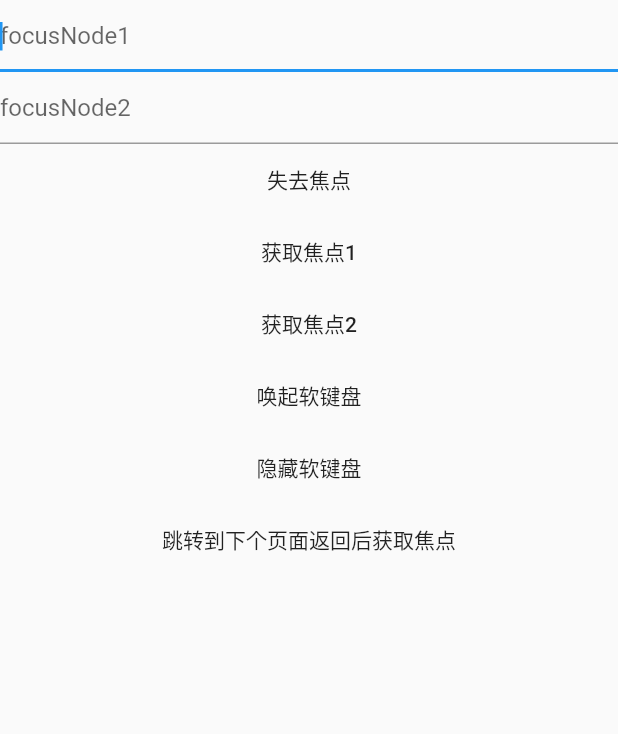
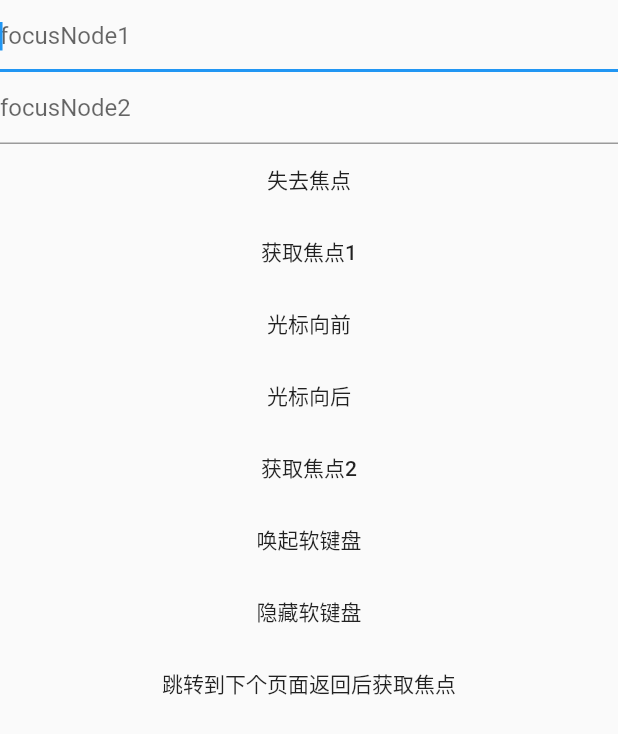
Before and after one commit to lifelikejuly/Flutter_Demo, a Flutter app: the TextFieldFocusDemo widget shown alone on an empty page, opened directly, on a phone screen of 412 x 824 dp. Shown: the top 734 px of the screen. Run offline on Flutter 3.47's test engine with Material 2 defaults, Android fonts, the phone set to English and light mode, and no system bars; our stand-ins replace cached_network_image, charts_flutter, dio, flutter_redux, flutter_swiper, lottie and 3 more; missing offline and left inert: analyzer, build, dart:html, extended_list_library, fish_redux, flutter_gifimage and 1 more; statements that could not run were skipped.

Commit message:
do：focusNode

```diff
--- a/lib/page/dev/textField_focus_demo.dart
+++ b/lib/page/dev/textField_focus_demo.dart
@@ -10,22 +10,34 @@ class TextFieldFocusDemo extends StatefulWidget {
 class _TextFieldFocusDemoState extends State<TextFieldFocusDemo> {
   FocusNode focusNode1 = new FocusNode();
   FocusNode focusNode2 = new FocusNode();
-  TextEditingController textEditingController = new TextEditingController();
+  TextEditingController textEditingController1 = new TextEditingController();
+  TextEditingController textEditingController2 = new TextEditingController();
+  @override
+  void initState() {
+    super.initState();
+    textEditingController1.addListener(() {
+        String text = textEditingController1.text;
+        TextSelection textSelection = textEditingController1.selection;
+        int start = textSelection.start;
+        int end = textSelection.end;
+        print("<> textSelection text $text start $start end $end");
+    });
+  }
 
   @override
   Widget build(BuildContext context) {
     return Container(
-      child: Column(
+      child: ListView(
         children: <Widget>[
           TextField(
               autofocus: true,
               focusNode: focusNode1,
-              controller: textEditingController,
+              controller: textEditingController1,
               decoration: InputDecoration(hintText: "focusNode1")),
           TextField(
               autofocus: true,
               focusNode: focusNode2,
-              controller: textEditingController,
+              controller: textEditingController2,
               decoration: InputDecoration(hintText: "focusNode2")),
           MaterialButton(
             child: Text("失去焦点"),
@@ -37,6 +49,27 @@ class _TextFieldFocusDemoState extends State<TextFieldFocusDemo> {
             child: Text("获取焦点1"),
             onPressed: () {
               FocusScope.of(context).requestFocus(focusNode1);
+            },
+          ),
+          MaterialButton(
+            child: Text("光标向前"),
+            onPressed: () {
+              int start = textEditingController1.selection.start;
+              int end = textEditingController1.selection.end;
+              int length = textEditingController1.text.length;
+              start = start < length ? start + 1 : length;
+              end = end < length ? end + 1 : length;
+              textEditingController1.selection = TextSelection(baseOffset: start,extentOffset: end);
+            },
+          ),
+          MaterialButton(
+            child: Text("光标向后"),
+            onPressed: () {
+              int start = textEditingController1.selection.start;
+              int end = textEditingController1.selection.end;
+              start = start > 0 ? start - 1 : 0;
+              end = end > 0 ? end - 1 : 0;
+              textEditingController1.selection = TextSelection(baseOffset: start,extentOffset: end);
             },
           ),
           MaterialButton(
@@ -69,42 +102,6 @@ class _TextFieldFocusDemoState extends State<TextFieldFocusDemo> {
                   builder: (BuildContext context) => FocusNodeDemoPage(),
                 ),
               );
-
-              // showGeneralDialog(
-              //     context: context,
-              //     pageBuilder: (BuildContext buildContext,
-              //         Animation<double> animation,
-              //         Animation<double> secondaryAnimation) {
-              //       final ThemeData theme = Theme.of(context, shadowThemeOnly: true);
-              //       final Widget pageChild = Builder(builder: (context) {
-              //         return StatefulBuilder(builder: (context, StateSetter state) {
-              //           return FocusNodeDemoPage();
-              //         });
-              //       });
-              //       return Builder(builder: (BuildContext context) {
-              //         return theme != null
-              //             ? Theme(data: theme, child: pageChild)
-              //             : pageChild;
-              //       });
-              //     },
-              //   barrierDismissible: true,
-              //   barrierLabel: MaterialLocalizations.of(context).modalBarrierDismissLabel,
-              //   barrierColor: Colors.black54,
-              //   transitionDuration: const Duration(milliseconds: 300),
-              //   transitionBuilder: (
-              //       BuildContext context,
-              //       Animation<double> animation,
-              //       Animation<double> secondaryAnimation,
-              //       Widget child,
-              //       ) =>
-              //       SlideTransition(
-              //         position: Tween<Offset>(
-              //           begin: const Offset(0, 1),
-              //           end: Offset.zero,
-              //         ).animate(animation),
-              //         child: child,
-              //       ),
-              // );
             },
           ),
         ],
```
